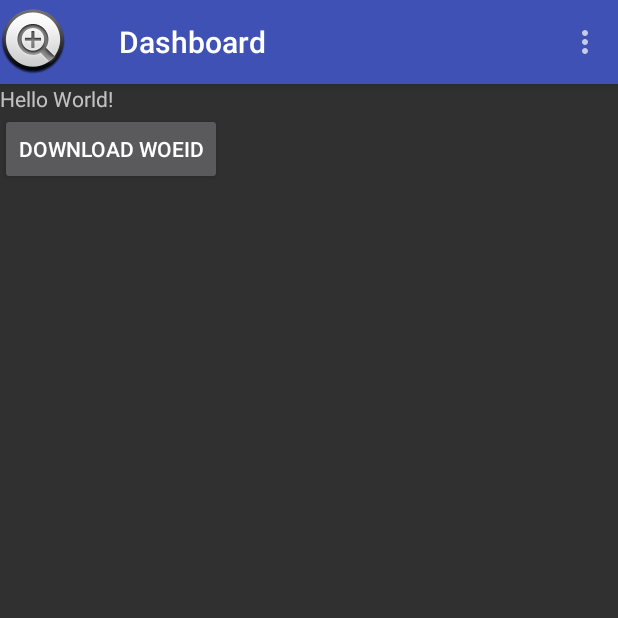
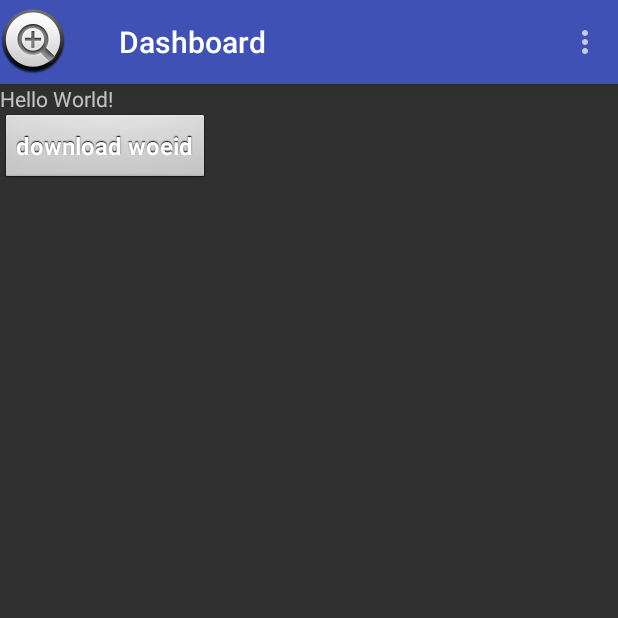
Before and after one commit to mateusz93/Students-henchman, an Android app: the screen it shows after launch (MainActivity), on a phone screen of 412 x 824 dp, the top half of it. Run offline under Robolectric (Android 15) with nearby library versions, the phone set to English and light mode, and no system bars.

Commit message:
Customizowany button tylko trzeba dobrać ładnie kolory

```diff
--- a/StudentsHenchmanClient/app/src/main/res/values/styles.xml
+++ b/StudentsHenchmanClient/app/src/main/res/values/styles.xml
@@ -8,6 +8,20 @@
         <item name="colorPrimary">@color/colorPrimary</item>
         <item name="colorPrimaryDark">@color/colorPrimaryDark</item>
         <item name="colorAccent">@color/colorAccent</item>
+        <item name="android:buttonStyle">@style/button</item>
+    </style>
+
+    <style name="button" parent="@android:style/Widget.Button">
+        <item name="android:gravity">center_vertical|center_horizontal</item>
+        <item name="android:textColor">#FFFFFFFF</item>
+        <item name="android:shadowColor">#FF000000</item>
+        <item name="android:shadowDx">0</item>
+        <item name="android:shadowDy">-1</item>
+        <item name="android:shadowRadius">0.2</item>
+        <item name="android:textSize">16sp</item>
+        <item name="android:textStyle">bold</item>
+        <item name="android:focusable">true</item>
+        <item name="android:clickable">true</item>
     </style>
 
 </resources>
```
Also changed, not shown: StudentsHenchmanClient/app/src/main/res/drawable/button.xml (added, +18 -0 lines), StudentsHenchmanClient/app/src/main/res/drawable/button_disabled.xml (added, +19 -0 lines), StudentsHenchmanClient/app/src/main/res/drawable/button_enabled.xml (added, +19 -0 lines), StudentsHenchmanClient/app/src/main/res/drawable/button_focused.xml (added, +19 -0 lines), StudentsHenchmanClient/app/src/main/res/drawable/button_pressed.xml (added, +17 -0 lines), 1 other file.
